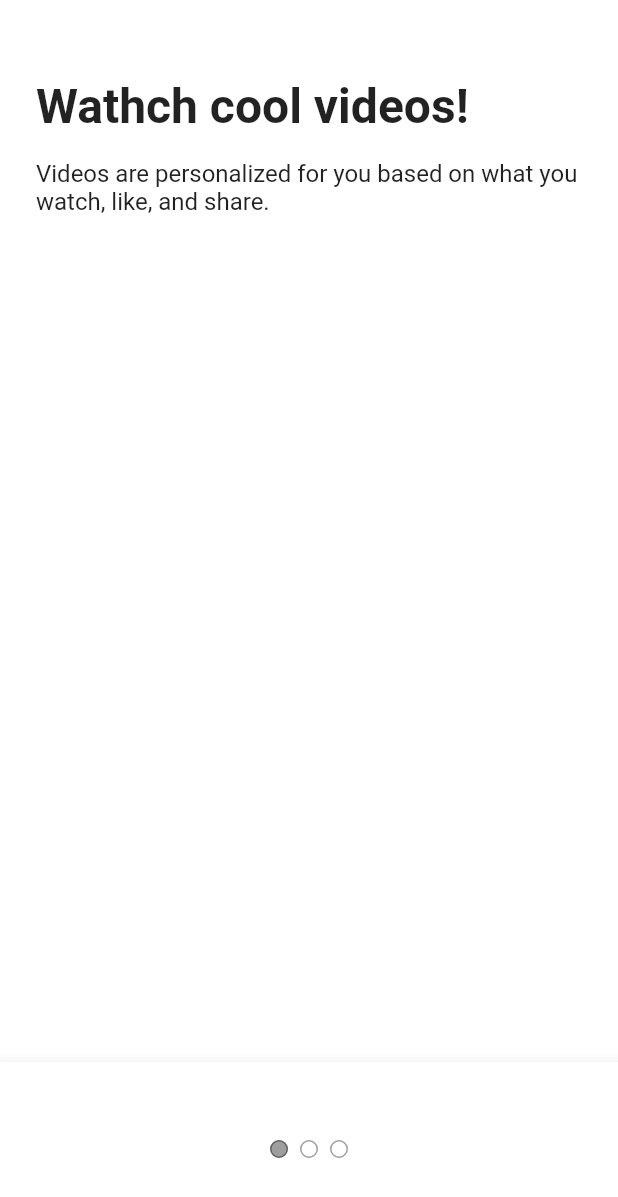
After one commit to OverFlowBIN/tiktok_clone, a Flutter app: the screen it shows after launch, after a tap on "Next", on a phone screen of 412 x 824 dp. The commit adds this screen. Shown: the top 1197 px of the screen. Run offline on Flutter 3.47's test engine with Material 3 defaults, Android fonts, the phone set to English and light mode, and no system bars; our stand-ins replace font_awesome_flutter.

Commit message:
ONBOARDING(Tutorial Screen)

```diff
--- a/lib/features/onboarding/interests_screen.dart
+++ b/lib/features/onboarding/interests_screen.dart
@@ -2,6 +2,7 @@ import 'package:flutter/material.dart';
 import 'package:flutter/widgets.dart';
 import 'package:tiktok_clone/constants/gaps.dart';
 import 'package:tiktok_clone/constants/sizes.dart';
+import 'package:tiktok_clone/features/onboarding/tutorial_screen.dart';
 
 import 'widgets/interest_button.dart';
 
@@ -82,6 +83,15 @@ class _InterestsScreenState extends State<InterestsScreen> {
     super.dispose();
   }
 
+  void _onNextTap() {
+    Navigator.push(
+      context,
+      MaterialPageRoute(
+        builder: (context) => const TutorialScreen(),
+      ),
+    );
+  }
+
   @override
   Widget build(BuildContext context) {
     return Scaffold(
@@ -144,6 +154,8 @@ class _InterestsScreenState extends State<InterestsScreen> {
             left: Sizes.size24,
             right: Sizes.size24,
           ),
+          child: GestureDetector(
+            onTap: _onNextTap,
             child: Container(
               padding: const EdgeInsets.symmetric(
                 vertical: Sizes.size20,
@@ -162,6 +174,7 @@ class _InterestsScreenState extends State<InterestsScreen> {
             ),
           ),
         ),
+      ),
     );
   }
 }
--- /dev/null
+++ b/lib/features/onboarding/tutorial_screen.dart
@@ -0,0 +1,114 @@
+import 'package:flutter/material.dart';
+import 'package:tiktok_clone/constants/gaps.dart';
+
+import '../../constants/sizes.dart';
+
+class TutorialScreen extends StatefulWidget {
+  const TutorialScreen({super.key});
+
+  @override
+  State<TutorialScreen> createState() => _TutorialScreenState();
+}
+
+class _TutorialScreenState extends State<TutorialScreen> {
+  @override
+  Widget build(BuildContext context) {
+    return DefaultTabController(
+      length: 3,
+      child: Scaffold(
+        body: const SafeArea(
+          // TabBarView의 역할은 TabBar에 정의된 Tab들을 리스트화하여 보여주는 역할을 합니다.
+          child: TabBarView(
+            children: [
+              Padding(
+                padding: EdgeInsets.symmetric(horizontal: Sizes.size24),
+                child: Column(
+                  crossAxisAlignment: CrossAxisAlignment.start,
+                  children: [
+                    Gaps.v52,
+                    Text(
+                      "Wathch cool videos!",
+                      style: TextStyle(
+                        fontSize: Sizes.size32,
+                        fontWeight: FontWeight.bold,
+                      ),
+                    ),
+                    Gaps.v16,
+                    Text(
+                      "Videos are personalized for you based on what you watch, like, and share.",
+                      style: TextStyle(
+                        fontSize: Sizes.size16,
+                      ),
+                    ),
+                  ],
+                ),
+              ),
+              Padding(
+                padding: EdgeInsets.symmetric(horizontal: Sizes.size24),
+                child: Column(
+                  crossAxisAlignment: CrossAxisAlignment.start,
+                  children: [
+                    Gaps.v52,
+                    Text(
+                      "Follow the rules of the app",
+                      style: TextStyle(
+                        fontSize: Sizes.size32,
+                        fontWeight: FontWeight.bold,
+                      ),
+                    ),
+                    Gaps.v16,
+                    Text(
+                      "Videos are personalized for you based on what you watch, like, and share.",
+                      style: TextStyle(
+                        fontSize: Sizes.size16,
+                      ),
+                    ),
+                  ],
+                ),
+              ),
+              Padding(
+                padding: EdgeInsets.symmetric(horizontal: Sizes.size24),
+                child: Column(
+                  crossAxisAlignment: CrossAxisAlignment.start,
+                  children: [
+                    Gaps.v52,
+                    Text(
+                      "Enjoy the ride",
+                      style: TextStyle(
+                        fontSize: Sizes.size32,
+                        fontWeight: FontWeight.bold,
+                      ),
+                    ),
+                    Gaps.v16,
+                    Text(
+                      "Videos are personalized for you based on what you watch, like, and share.",
+                      style: TextStyle(
+                        fontSize: Sizes.size16,
+                      ),
+                    ),
+                  ],
+                ),
+              ),
+            ],
+          ),
+        ),
+        bottomNavigationBar: BottomAppBar(
+          child: Container(
+            padding: const EdgeInsets.symmetric(
+              vertical: Sizes.size48,
+            ),
+            child: const Row(
+              mainAxisAlignment: MainAxisAlignment.center,
+              children: [
+                TabPageSelector(
+                  color: Colors.white,
+                  selectedColor: Colors.black38,
+                ),
+              ],
+            ),
+          ),
+        ),
+      ),
+    );
+  }
+}
--- a/lib/features/onboarding/widgets/interest_button.dart
+++ b/lib/features/onboarding/widgets/interest_button.dart
@@ -1,5 +1,4 @@
 import 'package:flutter/material.dart';
-
 import '../../../constants/sizes.dart';
 
 class InterestButton extends StatefulWidget {
```
Lines whose indentation alone changed are shown as unchanged.
